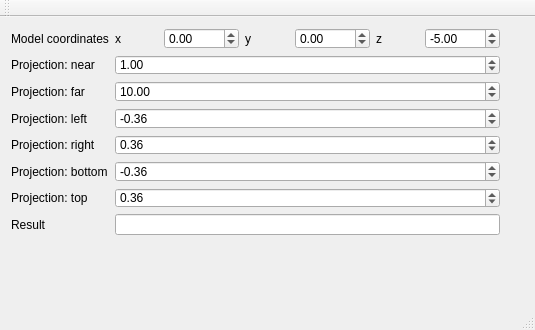
First picture: the form in controlswindow.ui, repository sergeivolodin/GLWhyInvisible, before the edit.
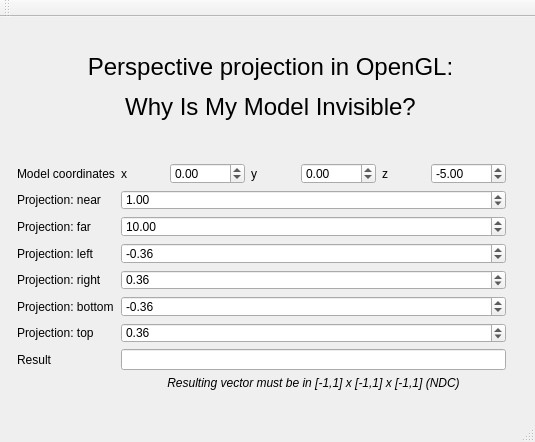
Second picture: the form after the edit.

Commit message: Add explanation label

Patch:
```diff
--- a/controlswindow.ui
+++ b/controlswindow.ui
@@ -7,9 +7,15 @@
     <x>0</x>
     <y>0</y>
     <width>535</width>
-    <height>330</height>
+    <height>442</height>
    </rect>
   </property>
+  <property name="sizePolicy">
+   <sizepolicy hsizetype="Preferred" vsizetype="Preferred">
+    <horstretch>0</horstretch>
+    <verstretch>0</verstretch>
+   </sizepolicy>
+  </property>
   <property name="windowTitle">
    <string>ControlsWindow</string>
   </property>
@@ -17,10 +23,10 @@
    <widget class="QWidget" name="formLayoutWidget">
     <property name="geometry">
      <rect>
-      <x>0</x>
-      <y>0</y>
+      <x>6</x>
+      <y>135</y>
       <width>511</width>
-      <height>229</height>
+      <height>249</height>
      </rect>
     </property>
     <layout class="QFormLayout" name="formLayout">
@@ -219,8 +225,31 @@
      <item row="7" column="1">
       <widget class="QLineEdit" name="result"/>
      </item>
+     <item row="8" column="1">
+      <widget class="QLabel" name="label_12">
+       <property name="text">
+        <string>&lt;html&gt;&lt;head/&gt;&lt;body&gt;&lt;p align=&quot;center&quot;&gt;&lt;span style=&quot; font-size:9pt; font-style:italic;&quot;&gt;Resulting vector must be in [-1,1] x [-1,1] x [-1,1] (NDC)&lt;/span&gt;&lt;/p&gt;&lt;/body&gt;&lt;/html&gt;</string>
+       </property>
+       <property name="textFormat">
+        <enum>Qt::RichText</enum>
+       </property>
+      </widget>
+     </item>
     </layout>
    </widget>
+   <widget class="QLabel" name="label_13">
+    <property name="geometry">
+     <rect>
+      <x>10</x>
+      <y>10</y>
+      <width>521</width>
+      <height>121</height>
+     </rect>
+    </property>
+    <property name="text">
+     <string>&lt;html&gt;&lt;head/&gt;&lt;body&gt;&lt;p align=&quot;center&quot;&gt;&lt;span style=&quot; font-size:18pt;&quot;&gt;Perspective projection in OpenGL:&lt;/span&gt;&lt;/p&gt;&lt;p align=&quot;center&quot;&gt;&lt;span style=&quot; font-size:18pt;&quot;&gt;Why Is My Model Invisible?&lt;/span&gt;&lt;/p&gt;&lt;/body&gt;&lt;/html&gt;</string>
+    </property>
+   </widget>
   </widget>
   <widget class="QMenuBar" name="menuBar">
    <property name="geometry">
```
Left out of the diff: 2 changed lines with no effect on the pictures.
